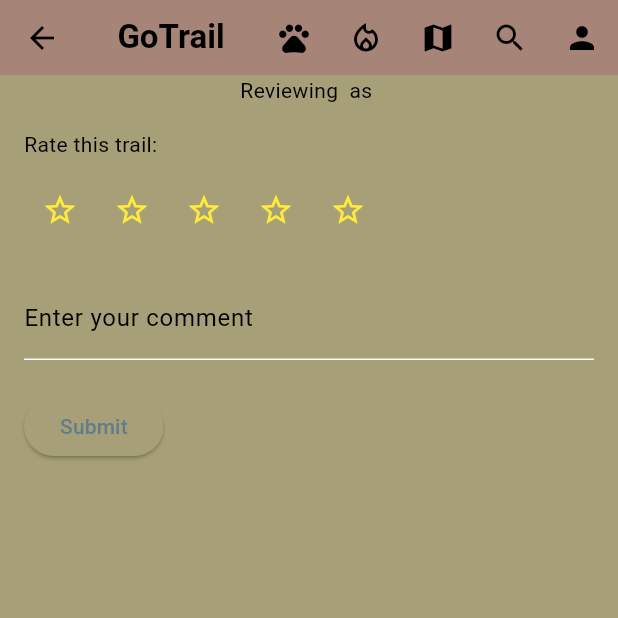
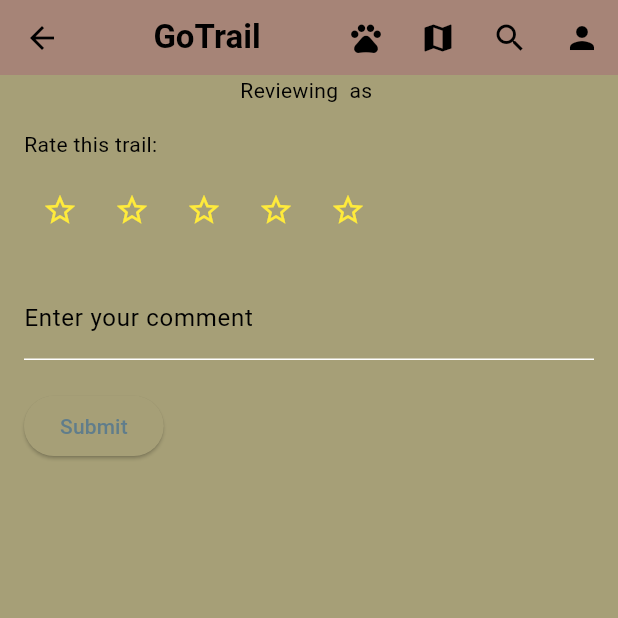
Before and after one commit to Michellebagot/GoTrail, a Flutter app: the ReviewPage screen opened directly with empty values, on a phone screen of 412 x 824 dp, the top half of it. Run offline on Flutter 3.47's test engine with Material 3 defaults, Android fonts, the phone set to English and light mode, and no system bars; our stand-ins replace cloud_firestore, firebase_auth, firebase_core, flutter_map, flutter_rating_bar, geolocator and 2 more; missing offline and left inert: firebase_ui_auth, flutter_map_geojson, flutter_map_location_marker; accounts and stored records are empty; generated files the repository leaves out were written again.

Commit message:
fixed routing for most cases

```diff
--- a/lib/header_bar/header_bar.dart
+++ b/lib/header_bar/header_bar.dart
@@ -4,11 +4,13 @@
 import 'package:flutter/material.dart';
 import 'package:google_fonts/google_fonts.dart';
 import 'package:firebase_auth/firebase_auth.dart';
+import 'package:cloud_firestore/cloud_firestore.dart';
 import 'package:GoTrail/home.dart';
 import 'package:GoTrail/map_view/map_page.dart';
 import 'package:GoTrail/trail_search/trail_search.dart';
 
-PreferredSizeWidget header(BuildContext context, BoxConstraints constraints, double shrinkOffset) {
+PreferredSizeWidget header(
+    BuildContext context, BoxConstraints constraints, double shrinkOffset) {
   return AppBar(
     title: GestureDetector(
       onTap: () {
@@ -51,7 +53,17 @@
     toolbarHeight: 50,
     backgroundColor: Color.fromRGBO(166, 132, 119, 1),
     actions: [
-      if (FirebaseAuth.instance.currentUser != null) IconButton(
+      if (FirebaseAuth.instance.currentUser != null)
+        StreamBuilder<DocumentSnapshot>(
+          stream: FirebaseFirestore.instance
+              .collection('users')
+              .doc(FirebaseAuth.instance.currentUser!.uid)
+              .snapshots(),
+          builder: (context, snapshot) {
+            if (snapshot.hasData) {
+              var trailBlazer = snapshot.data!['trailBlazer'];
+              if (trailBlazer == null || trailBlazer == '') {
+                return IconButton(
                   icon: const Icon(Icons.pets),
                   onPressed: () {
                     Navigator.push(
@@ -61,8 +73,9 @@
                       ),
                     );
                   },
-      ),
-       if (FirebaseAuth.instance.currentUser != null) IconButton(
+                );
+              } else {
+                return IconButton(
                   icon: const Icon(Icons.local_fire_department_outlined),
                   onPressed: () {
                     Navigator.push(
@@ -72,8 +85,15 @@
                       ),
                     );
                   },
+                );
+              }
+            } else {
+              return SizedBox.shrink();
+            }
+          },
         ),
-      if (FirebaseAuth.instance.currentUser != null) IconButton(
+      if (FirebaseAuth.instance.currentUser != null)
+        IconButton(
           icon: const Icon(Icons.map),
           onPressed: () {
             Navigator.pushReplacement(
@@ -84,7 +104,8 @@
             );
           },
         ),
-      if (FirebaseAuth.instance.currentUser != null) IconButton(
+      if (FirebaseAuth.instance.currentUser != null)
+        IconButton(
           icon: const Icon(Icons.search),
           onPressed: () {
             Navigator.pushReplacement(
@@ -95,7 +116,8 @@
             );
           },
         ),
-      if (FirebaseAuth.instance.currentUser != null) IconButton(
+      if (FirebaseAuth.instance.currentUser != null)
+        IconButton(
           icon: const Icon(Icons.person),
           onPressed: () {
             Navigator.pushReplacement(
```
Also changed, not shown: lib/home.dart (+39 -7 lines), lib/profile/trail_blazer_profile.dart (+21 -9 lines), lib/trail_blazer_options.dart (+41 -32 lines). Lines whose indentation alone changed are shown as unchanged.
